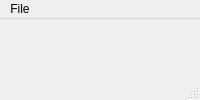
The window that qc-proj1/mainwindow.ui (yyk99/qt_junk) describes before a commit, drawn with Qt 5.
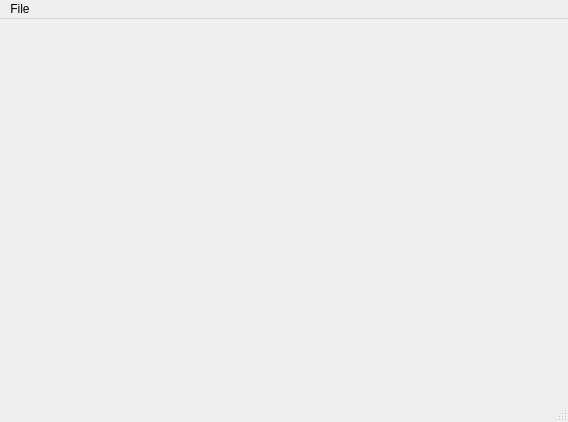
The same window after the commit.

Diff of the .ui file:
```diff
--- a/qc-proj1/mainwindow.ui
+++ b/qc-proj1/mainwindow.ui
@@ -2,6 +2,14 @@
 <ui version="4.0">
  <class>MainWindow</class>
  <widget class="QMainWindow" name="MainWindow">
+  <property name="geometry">
+   <rect>
+    <x>0</x>
+    <y>0</y>
+    <width>568</width>
+    <height>422</height>
+   </rect>
+  </property>
   <property name="windowTitle">
    <string>MainWindow</string>
   </property>
@@ -11,8 +19,8 @@
     <rect>
      <x>0</x>
      <y>0</y>
-     <width>551</width>
-     <height>23</height>
+     <width>568</width>
+     <height>21</height>
     </rect>
    </property>
    <widget class="QMenu" name="menuFile">
```
